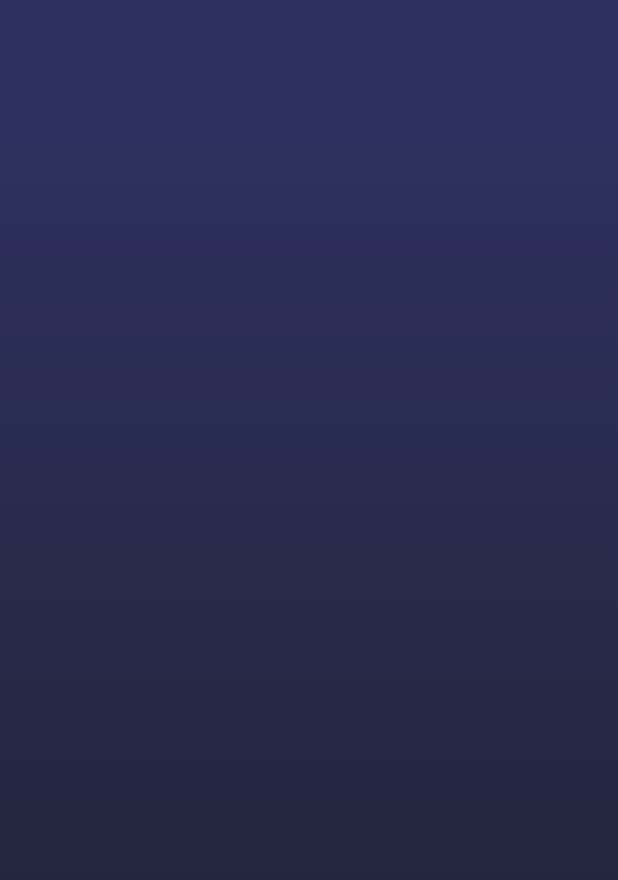
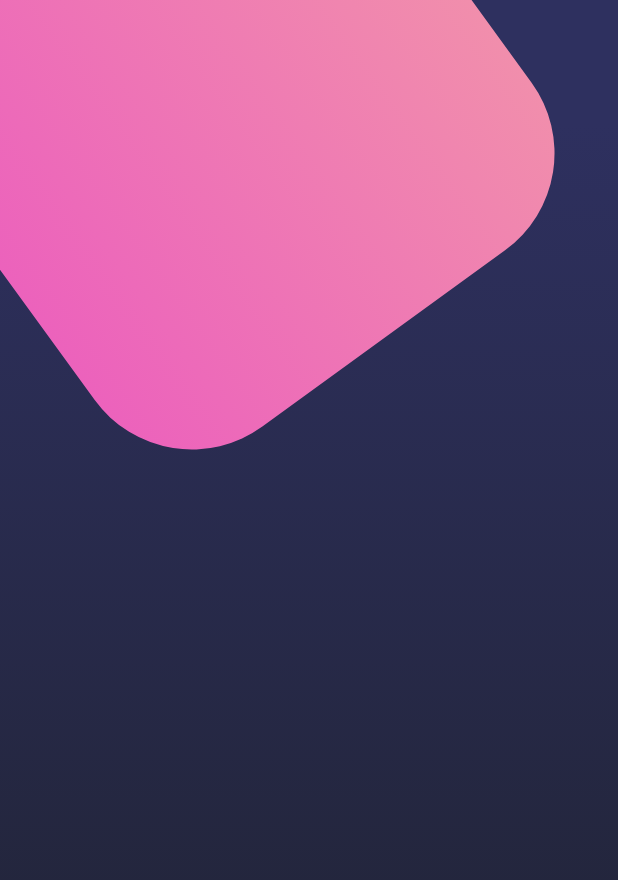
Before and after one commit to arnaugomez/designs_flutter_app, a Flutter app: the screen it shows after launch, on a phone screen of 412 x 824 dp. Shown: the top 880 px of the screen. Run offline on Flutter 3.47's test engine with Material 2 defaults, Android fonts, the phone set to English and light mode, and no system bars.

Commit message:
design background

```diff
--- a/lib/widgets/background.dart
+++ b/lib/widgets/background.dart
@@ -1,3 +1,5 @@
+import 'dart:math';
+
 import 'package:flutter/material.dart';
 
 class HomeScreenBackground extends StatelessWidget {
@@ -14,7 +16,32 @@ class HomeScreenBackground extends StatelessWidget {
     return Stack(
       children: [
         Container(decoration: boxDecoration),
+        Positioned(top: -100, left: -30, child: _PinkBox()),
       ],
     );
   }
 }
+
+class _PinkBox extends StatelessWidget {
+  const _PinkBox({
+    Key? key,
+  }) : super(key: key);
+
+  @override
+  Widget build(BuildContext context) {
+    return Transform.rotate(
+      angle: -pi / 5,
+      child: Container(
+        width: 360,
+        height: 360,
+        decoration: BoxDecoration(
+          borderRadius: BorderRadius.circular(80),
+          gradient: LinearGradient(colors: [
+            Color.fromRGBO(236, 98, 188, 1),
+            Color.fromRGBO(241, 142, 172, 1),
+          ]),
+        ),
+      ),
+    );
+  }
+}
```
